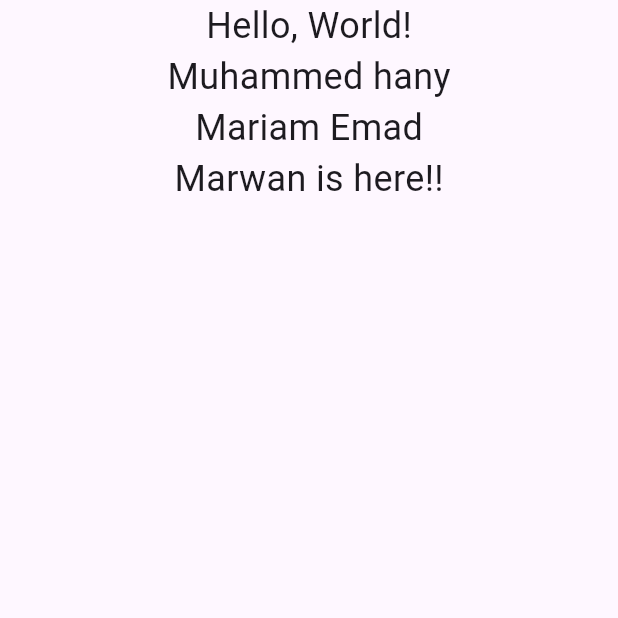
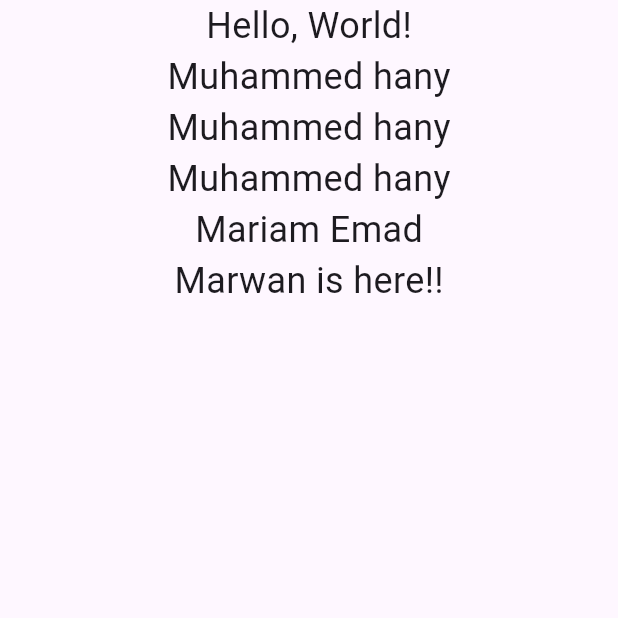
Before and after one commit to marrooov/teaming, a Flutter app: the screen it shows after launch, on a phone screen of 412 x 824 dp, the top half of it. Run offline on Flutter 3.47's test engine with Material 3 defaults, Android fonts, the phone set to English and light mode, and no system bars.

Commit message:
modifying(adding):author add my name Muhammed

```diff
--- a/lib/main.dart
+++ b/lib/main.dart
@@ -24,16 +24,14 @@ class MyApp extends StatelessWidget {
               child: Text('Muhammed hany', style: TextStyle(fontSize: 24)),
             ),
             Center(
-              child: Text(
-                'Mariam Emad',
-                style: TextStyle(fontSize: 24),
-              ),
+              child: Text('Muhammed hany', style: TextStyle(fontSize: 24)),
             ),
             Center(
-              child:Text(
-                'Marwan is here!!',
-                style: TextStyle(fontSize: 24),
-              ),
+              child: Text('Muhammed hany', style: TextStyle(fontSize: 24)),
+            ),
+            Center(child: Text('Mariam Emad', style: TextStyle(fontSize: 24))),
+            Center(
+              child: Text('Marwan is here!!', style: TextStyle(fontSize: 24)),
             ),
           ],
         ),
```
Also changed, not shown: pubspec.lock.
